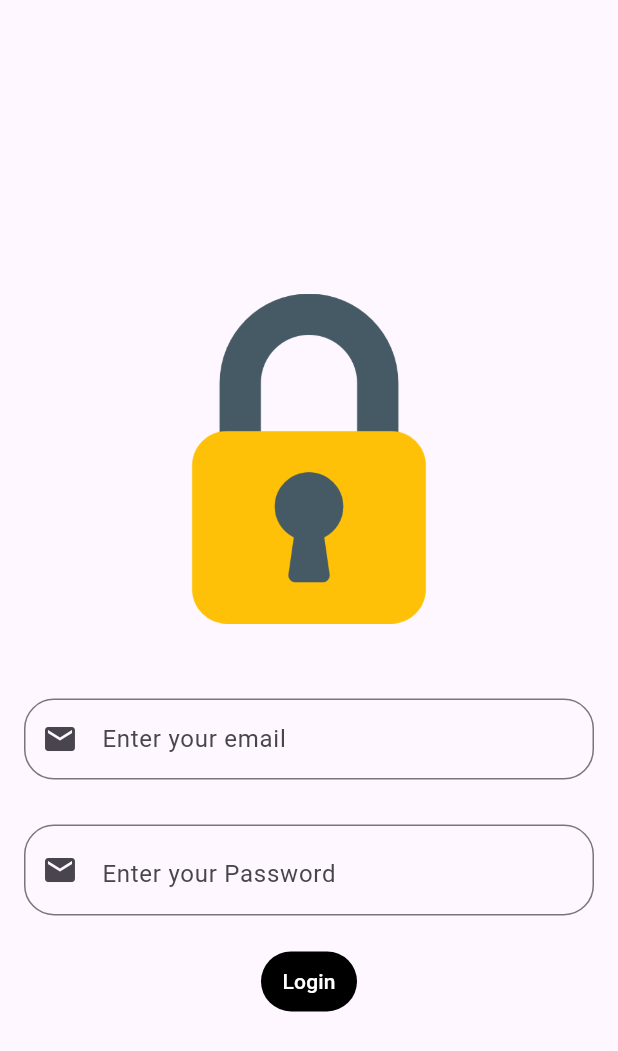
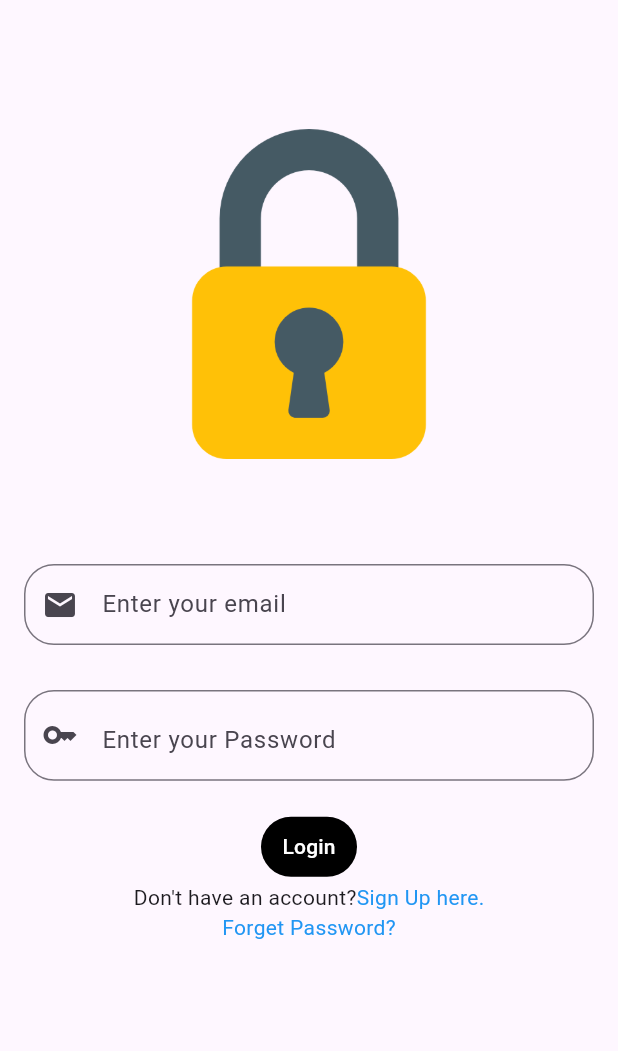
Before and after one commit to abdeshkumarsingh/flutter-with-supabase, a Flutter app: the screen it shows after launch, on a phone screen of 412 x 824 dp. Shown: the top 1051 px of the screen. Run offline on Flutter 3.47's test engine with Material 3 defaults, Android fonts, the phone set to English and light mode, and no system bars; our stand-ins replace supabase_flutter; accounts and stored records are empty.

Commit message:
auth pages updated

```diff
--- a/lib/main.dart
+++ b/lib/main.dart
@@ -1,6 +1,11 @@
 import 'package:crud/auth/auth_gate.dart';
+import 'package:crud/screens/auth_screens/login_screen.dart';
+import 'package:crud/screens/auth_screens/resetpwd_screen.dart';
+import 'package:crud/screens/auth_screens/signup_screen.dart';
 import 'package:crud/screens/home_screen.dart';
+import 'package:crud/services/provider/auth_provider.dart';
 import 'package:flutter/material.dart';
+import 'package:provider/provider.dart';
 import 'package:supabase_flutter/supabase_flutter.dart';
 
 Future<void> main() async {
@@ -8,7 +13,14 @@ Future<void> main() async {
     url: 'https://bdrnbpzrdmvhfeniuzrn.supabase.co',
     anonKey: 'eyJhbGciOiJIUzI1NiIsInR5cCI6IkpXVCJ9.eyJpc3MiOiJzdXBhYmFzZSIsInJlZiI6ImJkcm5icHpyZG12aGZlbml1enJuIiwicm9sZSI6ImFub24iLCJpYXQiOjE3MzI2OTI0NjIsImV4cCI6MjA0ODI2ODQ2Mn0.icU1jKnl7OAqKr00PUzkpU1NT0_wQbfdKnGsTMKiU9I',
   );
-  runApp(const Crudapp());
+  runApp(
+      MultiProvider(
+          providers: [
+            ChangeNotifierProvider(create: (_) => AuthProvider()),
+  ],
+        child: const Crudapp(),
+      ),
+  );
 }
 final supabase = Supabase.instance.client;
 
@@ -22,6 +34,9 @@ class Crudapp extends StatelessWidget {
       home: const AuthGate(),
       routes: {
         '/home' : (context) => const HomeScreen(),
+        '/signup' : (context) => const SignupScreen(),
+        '/login' : (context) => const LoginScreen(),
+        '/resetPassword' : (context) => const ResetpwdScreen(),
       },
     );
   }
--- a/lib/screens/auth_screens/login_screen.dart
+++ b/lib/screens/auth_screens/login_screen.dart
@@ -1,6 +1,8 @@
+import 'package:crud/services/provider/auth_provider.dart';
 import 'package:crud/utils/images.dart';
 import 'package:crud/widgets/auth_textfield/auth_textfield.dart';
 import 'package:flutter/material.dart';
+import 'package:provider/provider.dart';
 
 
 class LoginScreen extends StatefulWidget {
@@ -21,40 +23,73 @@ class _LoginScreenState extends State<LoginScreen> {
     return Scaffold(
       body: Padding(
           padding: const EdgeInsets.all(16.0),
+        child: SingleChildScrollView(
           child: Column(
             mainAxisAlignment: MainAxisAlignment.center,
             children: [
               Padding(
-                padding: EdgeInsets.only(bottom: 50, top: 50, left: 80, right: 80),
+                padding: EdgeInsets.only(bottom: 70, top: 70, left: 80, right: 80),
                 child: Image.asset(ImagesAssets.kLockPng),
               ),
               AuthTextfield(
                 hintText: 'Enter your email',
                 prefixIcon: Icons.mail,
                 controller: _emailController,
+                obscuretext: false,
               ),
-            SizedBox(height: 30,),
-            AuthTextfield(
+              const SizedBox(height: 30,),
+              Consumer<AuthProvider>(builder: (context, value, child) => AuthTextfield(
                 hintText: 'Enter your Password',
-              prefixIcon: Icons.mail,
+                prefixIcon: Icons.key,
                 controller: _passwordController,
+                obscuretext: value.isObfuscated,
                 suffix: InkWell(
-                child: const Icon(Icons.remove_red_eye),
+                  child: value.isObfuscated ? Icon(Icons.add_moderator) : Icon(Icons.remove_moderator),
                   onTap: (){
-
+                        value.hidePassword();
                   },
                 ),
-            ),
-            SizedBox(height: 20,),
-            TextButton(
-                onPressed: (){},
-                child: Text('Login', style: TextStyle(color: Colors.white),),
-              style: ButtonStyle(
+              ),),
+              const SizedBox(height: 20,),
+              Consumer<AuthProvider>(builder: (context, value, child) => TextButton(
+                onPressed: () async {
+                  bool user = await value.logIn(_emailController.text, _passwordController.text);
+                  if(user){
+                    Navigator.pushReplacementNamed(context, '/home');
+                  }
+                  else{
+                    ScaffoldMessenger.of(context).showSnackBar(
+                        SnackBar(content: Text(value.errorMessage!)));
+                    value.clearError();
+                  }
+                },
+                child: value.isLoading ? CircularProgressIndicator() : Text('Login', style: TextStyle(color: Colors.white),),
+                style: const ButtonStyle(
                   backgroundColor: MaterialStatePropertyAll<Color>(Colors.black),
                 ),
               ),
+              ),
+              Row(
+                mainAxisAlignment: MainAxisAlignment.center,
+                children: [
+                  Text('Don\'t have an account?'),
+                  GestureDetector(
+                    child: Text('Sign Up here.', style: TextStyle(color: Colors.blue),),
+                    onTap: (){
+                      Navigator.pushNamed(context, '/signup');
+                    },
+                  )
                 ],
               ),
+              GestureDetector(
+                child: const Text('Forget Password?', style: TextStyle(color: Colors.blue),),
+                onTap: (){
+                  Navigator.pushNamed(context, '/resetPassword');
+                },
+              )
+            ],
+          ),
+        )
       ),
     );
   }
--- a/lib/utils/images.dart
+++ b/lib/utils/images.dart
@@ -1,3 +1,5 @@
 class ImagesAssets {
   static const String kLockPng = 'assets/images/lock.png';
+  static const String kSignUpPng = 'assets/images/signup.png';
+  static const String kResetPass = 'assets/images/reset-pass.png';
 }
```
Also changed, not shown: lib/screens/auth_screens/resetpwd_screen.dart (+69 -0 lines), lib/screens/auth_screens/signup_screen.dart (+75 -1 lines), lib/services/provider/auth_provider.dart (+43 -0 lines), assets/images/reset-pass.png (added), assets/images/signup.png (added). Lines whose indentation alone changed are shown as unchanged.
